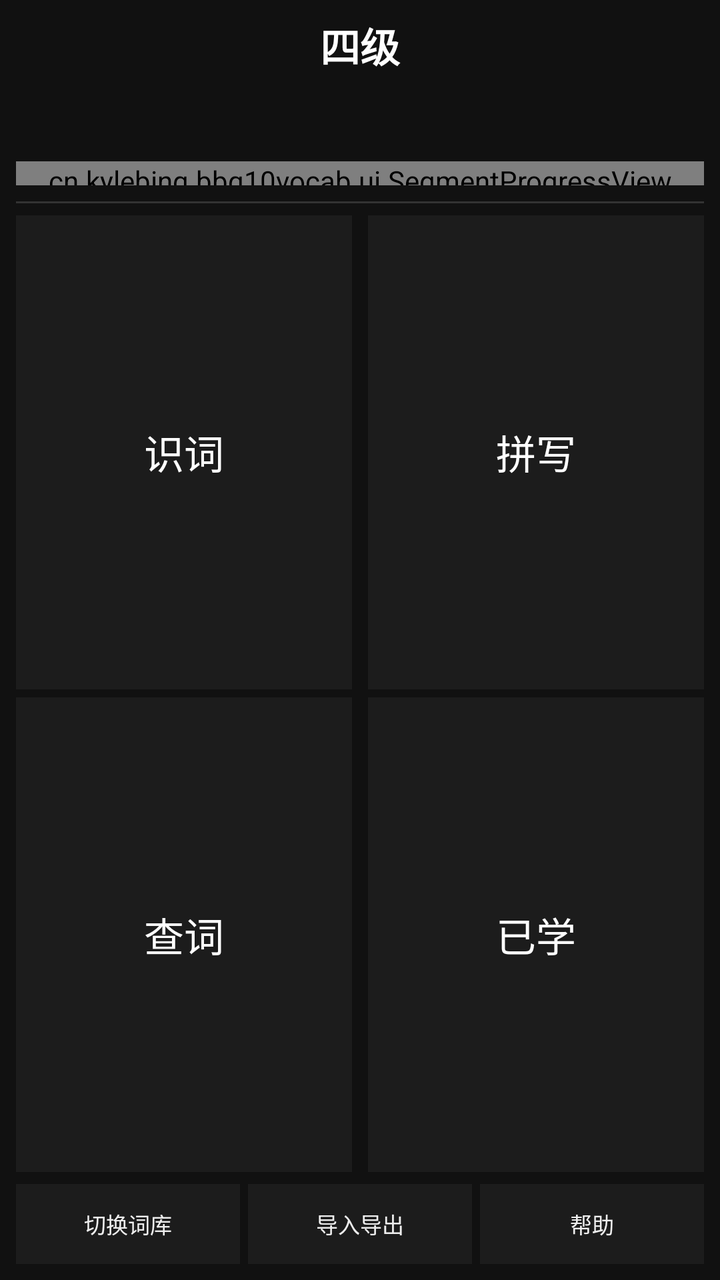
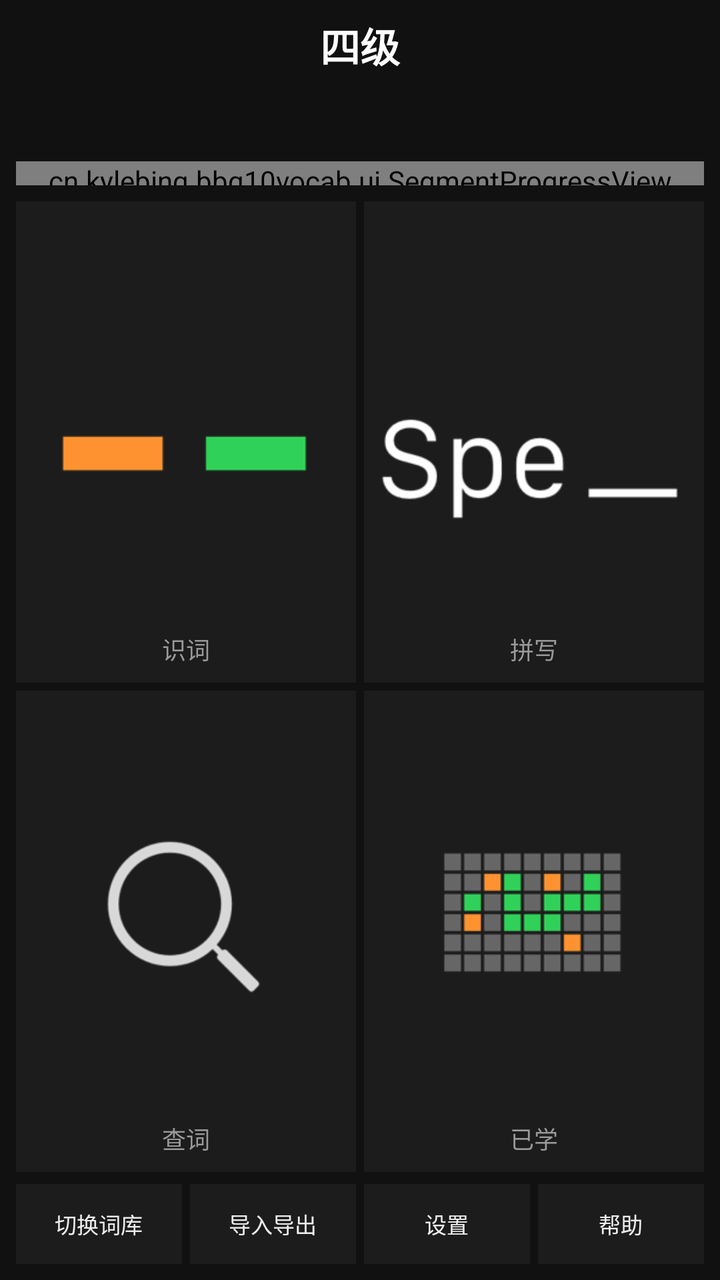

Screens rendered from an Android XML layout before and after an edit, with the pre-edit source and the edit as a unified diff.
<!-- AndroidManifest.xml: application theme AppTheme -->
<!-- res/layout/activity_home.xml -->
<?xml version="1.0" encoding="utf-8"?>
<LinearLayout xmlns:android="http://schemas.android.com/apk/res/android"
    android:layout_width="match_parent"
    android:layout_height="match_parent"
    android:background="@color/bg"
    android:orientation="vertical"
    android:padding="8dp">

    <TextView
        android:id="@+id/title"
        android:layout_width="match_parent"
        android:layout_height="wrap_content"
        android:gravity="center"
        android:text="@string/book_name"
        android:textColor="@color/word"
        android:textSize="20sp"
        android:textStyle="bold" />

    <TextView
        android:id="@+id/versionText"
        android:layout_width="match_parent"
        android:layout_height="wrap_content"
        android:gravity="center"
        android:textColor="@color/text_dim"
        android:textSize="11sp" />

    <LinearLayout
        android:layout_width="match_parent"
        android:layout_height="wrap_content"
        android:layout_marginTop="6dp"
        android:orientation="horizontal">

        <TextView
            android:id="@+id/statTotal"
            android:layout_width="0dp"
            android:layout_height="wrap_content"
            android:layout_weight="1"
            android:gravity="center"
            android:textColor="@color/word"
            android:textSize="11sp" />

        <TextView
            android:id="@+id/statKnown"
            android:layout_width="0dp"
            android:layout_height="wrap_content"
            android:layout_weight="1"
            android:gravity="center"
            android:textColor="@color/accent"
            android:textSize="11sp" />

        <TextView
            android:id="@+id/statUnknown"
            android:layout_width="0dp"
            android:layout_height="wrap_content"
            android:layout_weight="1"
            android:gravity="center"
            android:textColor="#FFEF9A9A"
            android:textSize="11sp" />

        <TextView
            android:id="@+id/statStash"
            android:layout_width="0dp"
            android:layout_height="wrap_content"
            android:layout_weight="1"
            android:gravity="center"
            android:textColor="@color/stash_text"
            android:textSize="11sp" />

        <TextView
            android:id="@+id/statDue"
            android:layout_width="0dp"
            android:layout_height="wrap_content"
            android:layout_weight="1"
            android:gravity="center"
            android:textColor="#FF90CAF9"
            android:textSize="11sp" />
    </LinearLayout>

    <cn.kylebing.bbq10vocab.ui.SegmentProgressView
        android:id="@+id/progressBar"
        android:layout_width="match_parent"
        android:layout_height="12dp"
        android:layout_marginTop="8dp" />

    <View
        android:layout_width="match_parent"
        android:layout_height="1dp"
        android:layout_marginTop="8dp"
        android:layout_marginBottom="6dp"
        android:background="@color/line" />

    <LinearLayout
        android:layout_width="match_parent"
        android:layout_height="0dp"
        android:layout_weight="1"
        android:orientation="vertical">

        <LinearLayout
            android:layout_width="match_parent"
            android:layout_height="0dp"
            android:layout_marginBottom="4dp"
            android:layout_weight="1"
            android:orientation="horizontal">

            <Button
                android:id="@+id/btnRecognize"
                android:layout_width="0dp"
                android:layout_height="match_parent"
                android:layout_marginRight="4dp"
                android:layout_weight="1"
                android:background="@drawable/btn_home_block"
                android:text="@string/mode_recognize"
                android:textColor="@color/word"
                android:textSize="20sp" />

            <Button
                android:id="@+id/btnSpell"
                android:layout_width="0dp"
                android:layout_height="match_parent"
                android:layout_marginLeft="4dp"
                android:layout_weight="1"
                android:background="@drawable/btn_home_block"
                android:text="@string/mode_spell"
                android:textColor="@color/word"
                android:textSize="20sp" />
        </LinearLayout>

        <LinearLayout
            android:layout_width="match_parent"
            android:layout_height="0dp"
            android:layout_weight="1"
            android:orientation="horizontal">

            <Button
                android:id="@+id/btnLookup"
                android:layout_width="0dp"
                android:layout_height="match_parent"
                android:layout_marginRight="4dp"
                android:layout_weight="1"
                android:background="@drawable/btn_home_block"
                android:text="@string/mode_lookup"
                android:textColor="@color/word"
                android:textSize="20sp" />

            <Button
                android:id="@+id/btnLearned"
                android:layout_width="0dp"
                android:layout_height="match_parent"
                android:layout_marginLeft="4dp"
                android:layout_weight="1"
                android:background="@drawable/btn_home_block"
                android:text="@string/mode_learned"
                android:textColor="@color/word"
                android:textSize="20sp" />
        </LinearLayout>
    </LinearLayout>

    <LinearLayout
        android:layout_width="match_parent"
        android:layout_height="40dp"
        android:layout_marginTop="6dp"
        android:orientation="horizontal">

        <Button
            android:id="@+id/btnImport"
            android:layout_width="0dp"
            android:layout_height="match_parent"
            android:layout_marginRight="2dp"
            android:layout_weight="1"
            android:background="@drawable/btn_home_bar"
            android:text="@string/mode_import"
            android:textColor="@color/text"
            android:textSize="11sp" />

        <Button
            android:id="@+id/btnProgress"
            android:layout_width="0dp"
            android:layout_height="match_parent"
            android:layout_marginLeft="2dp"
            android:layout_marginRight="2dp"
            android:layout_weight="1"
            android:background="@drawable/btn_home_bar"
            android:text="@string/mode_progress"
            android:textColor="@color/text"
            android:textSize="11sp" />

        <Button
            android:id="@+id/btnHelp"
            android:layout_width="0dp"
            android:layout_height="match_parent"
            android:layout_marginLeft="2dp"
            android:layout_weight="1"
            android:background="@drawable/btn_home_bar"
            android:text="@string/mode_help"
            android:textColor="@color/text"
            android:textSize="11sp" />
    </LinearLayout>
</LinearLayout>
<!-- resources referenced by this layout -->
<resources>
  <color name="accent">#FF7DCE82</color>
  <color name="bg">#FF111111</color>
  <color name="line">#FF333333</color>
  <color name="stash_text">#FFFFCC80</color>
  <color name="text">#FFEEEEEE</color>
  <color name="text_dim">#FF9A9A9A</color>
  <color name="word">#FFFFFFFF</color>
  <!-- drawable btn_home_bar (drawable) -->
  <?xml version="1.0" encoding="utf-8"?>
  <selector xmlns:android="http://schemas.android.com/apk/res/android">
      <item android:state_pressed="true">
          <shape android:shape="rectangle">
              <solid android:color="#FF333333" />
          </shape>
      </item>
      <item>
          <shape android:shape="rectangle">
              <solid android:color="#FF1C1C1C" />
          </shape>
      </item>
  </selector>
  <!-- drawable btn_home_block (drawable) -->
  <?xml version="1.0" encoding="utf-8"?>
  <selector xmlns:android="http://schemas.android.com/apk/res/android">
      <item android:state_pressed="true">
          <shape android:shape="rectangle">
              <solid android:color="#FF2A4A7A" />
          </shape>
      </item>
      <item android:state_focused="true">
          <shape android:shape="rectangle">
              <solid android:color="#FF243A5A" />
          </shape>
      </item>
      <item>
          <shape android:shape="rectangle">
              <solid android:color="#FF1C1C1C" />
          </shape>
      </item>
  </selector>
  <string name="book_name">四级</string>
  <string name="mode_help">帮助</string>
  <string name="mode_import">切换词库</string>
  <string name="mode_learned">已学</string>
  <string name="mode_lookup">查词</string>
  <string name="mode_progress">导入导出</string>
  <string name="mode_recognize">识词</string>
  <string name="mode_spell">拼写</string>
  <style name="AppTheme" parent="android:Theme.Holo.NoActionBar">
          <item name="android:windowBackground">@color/bg</item>
          <item name="android:colorBackground">@color/bg</item>
          <item name="android:textColor">@color/text</item>
          <item name="android:textColorPrimary">@color/text</item>
          <item name="android:textColorHint">@color/text_dim</item>
          <item name="android:editTextColor">@color/text</item>
      </style>
</resources>

<!-- the commit's change to res/layout/activity_home.xml (unified diff, before → after) -->
@@ -82,16 +82,10 @@
         android:layout_height="12dp"
         android:layout_marginTop="8dp" />
 
-    <View
-        android:layout_width="match_parent"
-        android:layout_height="1dp"
+    <LinearLayout
+        android:layout_width="match_parent"
+        android:layout_height="0dp"
         android:layout_marginTop="8dp"
-        android:layout_marginBottom="6dp"
-        android:background="@color/line" />
-
-    <LinearLayout
-        android:layout_width="match_parent"
-        android:layout_height="0dp"
         android:layout_weight="1"
         android:orientation="vertical">
 
@@ -102,27 +96,72 @@
             android:layout_weight="1"
             android:orientation="horizontal">
 
-            <Button
+            <LinearLayout
                 android:id="@+id/btnRecognize"
                 android:layout_width="0dp"
                 android:layout_height="match_parent"
                 android:layout_marginRight="4dp"
                 android:layout_weight="1"
                 android:background="@drawable/btn_home_block"
-                android:text="@string/mode_recognize"
-                android:textColor="@color/word"
-                android:textSize="20sp" />
-
-            <Button
+                android:clickable="true"
+                android:focusable="true"
+                android:gravity="center_horizontal"
+                android:orientation="vertical"
+                android:paddingTop="10dp"
+                android:paddingBottom="8dp"
+                android:paddingLeft="6dp"
+                android:paddingRight="6dp">
+
+                <ImageView
+                    android:layout_width="match_parent"
+                    android:layout_height="0dp"
+                    android:layout_weight="1"
+                    android:contentDescription="@string/mode_recognize"
+                    android:scaleType="fitCenter"
+                    android:src="@drawable/menu_learn" />
+
+                <TextView
+                    android:layout_width="match_parent"
+                    android:layout_height="wrap_content"
+                    android:layout_marginTop="4dp"
+                    android:gravity="center"
+                    android:text="@string/mode_recognize"
+                    android:textColor="@color/text_dim"
+                    android:textSize="12sp" />
+            </LinearLayout>
+
+            <LinearLayout
                 android:id="@+id/btnSpell"
                 android:layout_width="0dp"
                 android:layout_height="match_parent"
-                android:layout_marginLeft="4dp"
-                android:layout_weight="1"
-                android:background="@drawable/btn_home_block"
-                android:text="@string/mode_spell"
-                android:textColor="@color/word"
-                android:textSize="20sp" />
+                android:layout_weight="1"
+                android:background="@drawable/btn_home_block"
+                android:clickable="true"
+                android:focusable="true"
+                android:gravity="center_horizontal"
+                android:orientation="vertical"
+                android:paddingTop="10dp"
+                android:paddingBottom="8dp"
+                android:paddingLeft="6dp"
+                android:paddingRight="6dp">
+
+                <ImageView
+                    android:layout_width="match_parent"
+                    android:layout_height="0dp"
+                    android:layout_weight="1"
+                    android:contentDescription="@string/mode_spell"
+                    android:scaleType="fitCenter"
+                    android:src="@drawable/menu_spell" />
+
+                <TextView
+                    android:layout_width="match_parent"
+                    android:layout_height="wrap_content"
+                    android:layout_marginTop="4dp"
+                    android:gravity="center"
+                    android:text="@string/mode_spell"
+                    android:textColor="@color/text_dim"
+                    android:textSize="12sp" />
+            </LinearLayout>
         </LinearLayout>
 
         <LinearLayout
@@ -131,27 +170,72 @@
             android:layout_weight="1"
             android:orientation="horizontal">
 
-            <Button
+            <LinearLayout
                 android:id="@+id/btnLookup"
                 android:layout_width="0dp"
                 android:layout_height="match_parent"
                 android:layout_marginRight="4dp"
                 android:layout_weight="1"
                 android:background="@drawable/btn_home_block"
-                android:text="@string/mode_lookup"
-                android:textColor="@color/word"
-                android:textSize="20sp" />
-
-            <Button
+                android:clickable="true"
+                android:focusable="true"
+                android:gravity="center_horizontal"
+                android:orientation="vertical"
+                android:paddingTop="10dp"
+                android:paddingBottom="8dp"
+                android:paddingLeft="6dp"
+                android:paddingRight="6dp">
+
+                <ImageView
+                    android:layout_width="match_parent"
+                    android:layout_height="0dp"
+                    android:layout_weight="1"
+                    android:contentDescription="@string/mode_lookup"
+                    android:scaleType="fitCenter"
+                    android:src="@drawable/menu_search" />
+
+                <TextView
+                    android:layout_width="match_parent"
+                    android:layout_height="wrap_content"
+                    android:layout_marginTop="4dp"
+                    android:gravity="center"
+                    android:text="@string/mode_lookup"
+                    android:textColor="@color/text_dim"
+                    android:textSize="12sp" />
+            </LinearLayout>
+
+            <LinearLayout
                 android:id="@+id/btnLearned"
                 android:layout_width="0dp"
                 android:layout_height="match_parent"
-                android:layout_marginLeft="4dp"
-                android:layout_weight="1"
-                android:background="@drawable/btn_home_block"
-                android:text="@string/mode_learned"
-                android:textColor="@color/word"
-                android:textSize="20sp" />
+                android:layout_weight="1"
+                android:background="@drawable/btn_home_block"
+                android:clickable="true"
+                android:focusable="true"
+                android:gravity="center_horizontal"
+                android:orientation="vertical"
+                android:paddingTop="10dp"
+                android:paddingBottom="8dp"
+                android:paddingLeft="6dp"
+                android:paddingRight="6dp">
+
+                <ImageView
+                    android:layout_width="match_parent"
+                    android:layout_height="0dp"
+                    android:layout_weight="1"
+                    android:contentDescription="@string/mode_learned"
+                    android:scaleType="fitCenter"
+                    android:src="@drawable/menu_learned" />
+
+                <TextView
+                    android:layout_width="match_parent"
+                    android:layout_height="wrap_content"
+                    android:layout_marginTop="4dp"
+                    android:gravity="center"
+                    android:text="@string/mode_learned"
+                    android:textColor="@color/text_dim"
+                    android:textSize="12sp" />
+            </LinearLayout>
         </LinearLayout>
     </LinearLayout>
 
@@ -165,7 +249,7 @@
             android:id="@+id/btnImport"
             android:layout_width="0dp"
             android:layout_height="match_parent"
-            android:layout_marginRight="2dp"
+            android:layout_marginRight="4dp"
             android:layout_weight="1"
             android:background="@drawable/btn_home_bar"
             android:text="@string/mode_import"
@@ -176,8 +260,7 @@
             android:id="@+id/btnProgress"
             android:layout_width="0dp"
             android:layout_height="match_parent"
-            android:layout_marginLeft="2dp"
-            android:layout_marginRight="2dp"
+            android:layout_marginRight="4dp"
             android:layout_weight="1"
             android:background="@drawable/btn_home_bar"
             android:text="@string/mode_progress"
@@ -185,10 +268,20 @@
             android:textSize="11sp" />
 
         <Button
+            android:id="@+id/btnSettings"
+            android:layout_width="0dp"
+            android:layout_height="match_parent"
+            android:layout_marginRight="4dp"
+            android:layout_weight="1"
+            android:background="@drawable/btn_home_bar"
+            android:text="@string/mode_settings"
+            android:textColor="@color/text"
+            android:textSize="11sp" />
+
+        <Button
             android:id="@+id/btnHelp"
             android:layout_width="0dp"
             android:layout_height="match_parent"
-            android:layout_marginLeft="2dp"
             android:layout_weight="1"
             android:background="@drawable/btn_home_bar"
             android:text="@string/mode_help"
<!-- resource entries referenced after the edit -->
@@ -2,7 +2,6 @@
 <resources>
   <color name="accent">#FF7DCE82</color>
   <color name="bg">#FF111111</color>
-  <color name="line">#FF333333</color>
   <color name="stash_text">#FFFFCC80</color>
   <color name="text">#FFEEEEEE</color>
   <color name="text_dim">#FF9A9A9A</color>
@@ -40,6 +39,10 @@
           </shape>
       </item>
   </selector>
+  <!-- drawable menu_learn: png bitmap (drawable-hdpi, 1448 bytes) -->
+  <!-- drawable menu_learned: png bitmap (drawable-hdpi, 5685 bytes) -->
+  <!-- drawable menu_search: png bitmap (drawable-hdpi, 5955 bytes) -->
+  <!-- drawable menu_spell: png bitmap (drawable-hdpi, 4432 bytes) -->
   <string name="book_name">四级</string>
   <string name="mode_help">帮助</string>
   <string name="mode_import">切换词库</string>
@@ -47,6 +50,7 @@
   <string name="mode_lookup">查词</string>
   <string name="mode_progress">导入导出</string>
   <string name="mode_recognize">识词</string>
+  <string name="mode_settings">设置</string>
   <string name="mode_spell">拼写</string>
   <style name="AppTheme" parent="android:Theme.Holo.NoActionBar">
           <item name="android:windowBackground">@color/bg</item>
